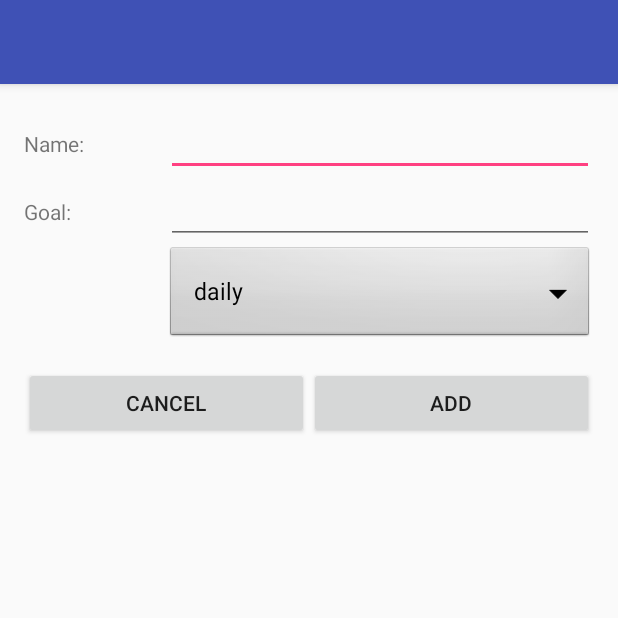
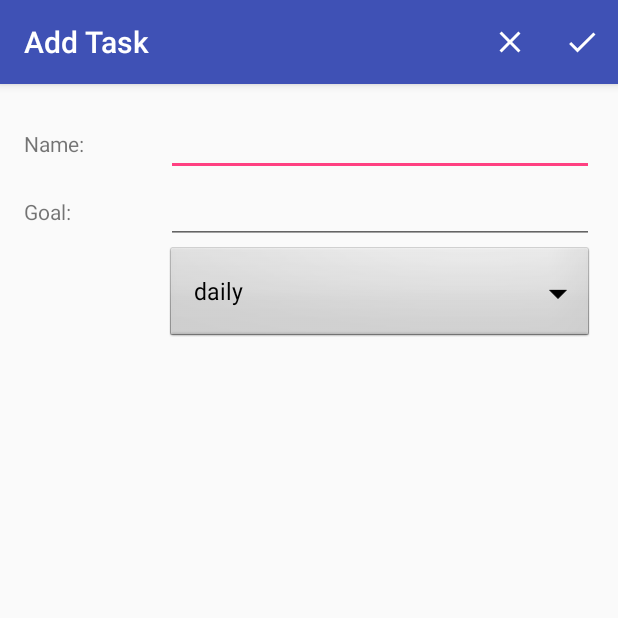
Before and after one commit to phmochi/SimpleProgress, an Android app: the AddTaskActivity screen opened directly, with no data from a screen before it, on a phone screen of 412 x 824 dp, the top half of it. Run offline under Robolectric (Android 15) with nearby library versions, the phone set to English and light mode, and no system bars.

Commit message:
various fixes

```diff
--- a/app/src/main/java/patrick/SimpleProgress/AddEntryActivity.java
+++ b/app/src/main/java/patrick/SimpleProgress/AddEntryActivity.java
@@ -2,11 +2,13 @@ package patrick.SimpleProgress;
 
 import android.app.Activity;
 import android.content.Intent;
+import android.media.Image;
 import android.os.Bundle;
 import android.util.Log;
 import android.view.View;
 import android.widget.Button;
 import android.widget.EditText;
+import android.widget.ImageButton;
 
 public class AddEntryActivity extends Activity {
 
@@ -22,8 +24,8 @@ public class AddEntryActivity extends Activity {
         taskId = extras.getInt("taskId");
         Log.d("addentry", "task id: " + taskId);
 
-        Button addEntryButton = (Button) findViewById(R.id.btnAddEntry);
-        Button cancelEntryButton = (Button) findViewById(R.id.btnCancelEntry);
+        ImageButton addEntryButton = (ImageButton) findViewById(R.id.btnAddEntry);
+        ImageButton cancelEntryButton = (ImageButton) findViewById(R.id.btnCancelEntry);
         final EditText toAddText = (EditText) findViewById(R.id.editToAdd);
 
         addEntryButton.setOnClickListener(new View.OnClickListener() {
--- a/app/src/main/java/patrick/SimpleProgress/AddTaskActivity.java
+++ b/app/src/main/java/patrick/SimpleProgress/AddTaskActivity.java
@@ -3,11 +3,17 @@ package patrick.SimpleProgress;
 import android.content.Intent;
 import android.os.Bundle;
 import android.support.v7.app.AppCompatActivity;
+import android.support.v7.widget.Toolbar;
+import android.util.Log;
+import android.view.Menu;
+import android.view.MenuItem;
 import android.view.View;
 import android.widget.ArrayAdapter;
 import android.widget.Button;
 import android.widget.EditText;
+import android.widget.ImageButton;
 import android.widget.Spinner;
+import android.widget.Toast;
 
 public class AddTaskActivity extends AppCompatActivity {
 
@@ -19,9 +25,9 @@ public class AddTaskActivity extends AppCompatActivity {
     protected void onCreate(Bundle savedInstanceState) {
         super.onCreate(savedInstanceState);
         setContentView(R.layout.activity_add_task);
+        Toolbar toolbar = (Toolbar) findViewById(R.id.toolbar);
+        setSupportActionBar(toolbar);
 
-        Button addTaskButton = (Button) findViewById(R.id.btnAddTask);
-        Button cancelButton = (Button) findViewById(R.id.btnCancel);
         nameText = (EditText) findViewById(R.id.editTaskName);
         goalText = (EditText) findViewById(R.id.editTaskGoal);
         spinner = (Spinner) findViewById(R.id.addTaskSpinner);
@@ -29,27 +35,54 @@ public class AddTaskActivity extends AppCompatActivity {
 
         ArrayAdapter<String> adapter = new ArrayAdapter<>(this, android.R.layout.simple_spinner_dropdown_item, values);
         spinner.setAdapter(adapter);
+    }
 
-        addTaskButton.setOnClickListener(new View.OnClickListener(){
-            public void onClick(View v){
+    @Override
+    public boolean onCreateOptionsMenu(Menu menu){
+        getMenuInflater().inflate(R.menu.menu_editbar, menu);
+        return true;
+    }
+
+    @Override
+    public boolean onOptionsItemSelected(MenuItem item){
+        int id = item.getItemId();
+
+        switch(id){
+            case R.id.btnOk:
                 String name = nameText.getText().toString().trim();
                 String goal = goalText.getText().toString().trim();
                 String cycle = spinner.getSelectedItem().toString();
 
+                if (!name.equals("") && !goal.equals("") && isValidGoal(goal)) {
                     Intent intent = new Intent();
                     intent.putExtra("name", name);
                     intent.putExtra("goal", goal);
                     intent.putExtra("cycle", cycle);
                     setResult(RESULT_OK, intent);
                     finish();
+                } else if (name.equals("")) {
+                    Toast.makeText(AddTaskActivity.this, "Please enter task name", Toast.LENGTH_SHORT).show();
+                } else if (goal.equals("")){
+                    Toast.makeText(AddTaskActivity.this, "Please enter time completed", Toast.LENGTH_SHORT).show();
+                } else {
+                    Toast.makeText(AddTaskActivity.this, "Please enter a goal between 0 and 10000", Toast.LENGTH_SHORT).show();
                 }
-        });
+                return true;
+            case R.id.btnCancel:
+                finish();
+                return true;
+            default:
+                return super.onOptionsItemSelected(item);
+        }
+    }
 
-        cancelButton.setOnClickListener(new View.OnClickListener(){
-            public void onClick(View v){
-                finish();
+    private boolean isValidGoal(String goalString){
+        double goal = Double.parseDouble(goalString);
+
+        if (goal >= 0 && goal < 10000){
+            return true;
         }
-        });
+        return false;
     }
 
 }
--- /dev/null
+++ b/app/src/main/res/drawable/ic_clear_white_24dp.xml
@@ -0,0 +1,9 @@
+<vector xmlns:android="http://schemas.android.com/apk/res/android"
+        android:width="24dp"
+        android:height="24dp"
+        android:viewportWidth="24.0"
+        android:viewportHeight="24.0">
+    <path
+        android:fillColor="#FFF"
+        android:pathData="M19,6.41L17.59,5 12,10.59 6.41,5 5,6.41 10.59,12 5,17.59 6.41,19 12,13.41 17.59,19 19,17.59 13.41,12z"/>
+</vector>
--- /dev/null
+++ b/app/src/main/res/drawable/ic_done_white_24dp.xml
@@ -0,0 +1,9 @@
+<vector xmlns:android="http://schemas.android.com/apk/res/android"
+        android:width="24dp"
+        android:height="24dp"
+        android:viewportWidth="24.0"
+        android:viewportHeight="24.0">
+    <path
+        android:fillColor="#FFF"
+        android:pathData="M9,16.2L4.8,12l-1.4,1.4L9,19 21,7l-1.4,-1.4L9,16.2z"/>
+</vector>
--- a/app/src/main/res/layout/content_add_task.xml
+++ b/app/src/main/res/layout/content_add_task.xml
@@ -64,25 +64,4 @@
             android:spinnerMode="dropdown"/>
 
     </LinearLayout>
-
-    <LinearLayout
-        android:layout_width="match_parent"
-        android:layout_height="wrap_content"
-        android:orientation="horizontal"
-        android:paddingTop="15dp">
-        <Button
-            android:id="@+id/btnCancel"
-            android:layout_weight="1"
-            android:layout_width="0dp"
-            android:layout_height="wrap_content"
-            android:text="@string/cancel"/>
-        <Button
-            android:id="@+id/btnAddTask"
-            android:layout_weight="1"
-            android:layout_width="0dp"
-            android:layout_height="wrap_content"
-            android:text="@string/add"/>
-    </LinearLayout>
-
-
 </LinearLayout>
--- a/app/src/main/res/layout/content_edit_entry.xml
+++ b/app/src/main/res/layout/content_edit_entry.xml
@@ -24,6 +24,7 @@
 
         <EditText
             android:id="@+id/editEntryDate"
+            android:inputType="date"
             android:layout_width="wrap_content"
             android:layout_height="wrap_content" />
     </LinearLayout>
@@ -40,6 +41,7 @@
 
         <EditText
             android:id="@+id/editEntryHours"
+            android:inputType="numberDecimal"
             android:layout_width="wrap_content"
             android:layout_height="wrap_content" />
     </LinearLayout>
--- /dev/null
+++ b/app/src/main/res/menu/menu_editbar.xml
@@ -0,0 +1,16 @@
+<menu xmlns:android="http://schemas.android.com/apk/res/android"
+    xmlns:app="http://schemas.android.com/apk/res-auto"
+    xmlns:tools="http://schemas.android.com/tools"
+    tools:context="patrick.SimpleProgress.MainActivity">
+    <item
+        android:id="@+id/btnCancel"
+        android:title="@string/addTask"
+        android:icon="@drawable/ic_clear_white_24dp"
+        app:showAsAction="ifRoom" />
+    <item
+        android:id="@+id/btnOk"
+        android:title="@string/addTask"
+        android:icon="@drawable/ic_done_white_24dp"
+        app:showAsAction="ifRoom" />
+
+</menu>
```
Also changed, not shown: app/src/main/java/patrick/SimpleProgress/DBHelper.java (+8 -4 lines), app/src/main/java/patrick/SimpleProgress/EditEntryActivity.java (+11 -0 lines), app/src/main/java/patrick/SimpleProgress/MainActivity.java (+17 -12 lines), app/src/main/res/drawable/ic_clear_black_24dp.xml (added, +9 -0 lines), app/src/main/res/drawable/ic_done_black_24dp.xml (added, +9 -0 lines), app/src/main/res/layout/content_add_entry.xml (+4 -4 lines), app/src/main/res/layout/task.xml (+4 -3 lines), app/src/main/res/layout/activity_add_task.xml (line endings or trailing spaces). Lines whose indentation alone changed are shown as unchanged.
